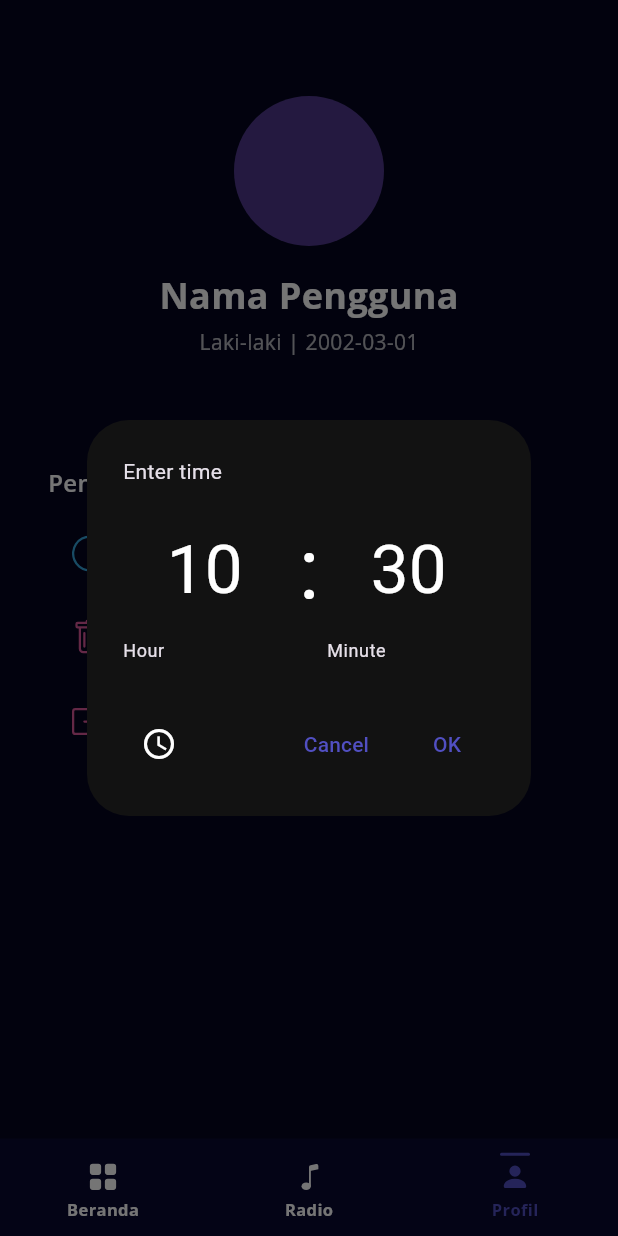
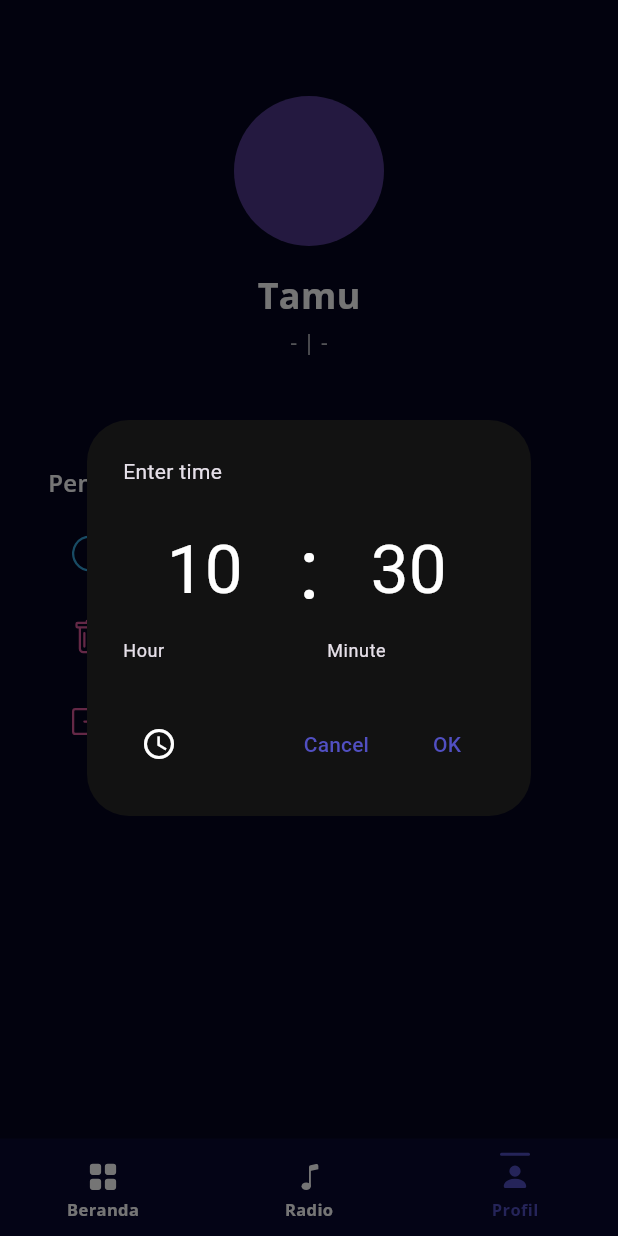
Before and after one commit to TURU-template/TURU-Flutter, a Flutter app: the MainScreen screen opened by its route, item 3 of the bottom bar chosen, after a tap on "Setel Pengingat Tidur", on a phone screen of 412 x 824 dp. Run offline on Flutter 3.47's test engine with Material 3 defaults, Android fonts, the light colour scheme and no system bars; our stand-ins replace audioplayers, bootstrap_icons, fl_chart, flutter_local_notifications, flutter_svg, google_fonts and 5 more; missing offline and left inert: bcrypt, dotenv, mysql_client; accounts and stored records are empty.

Commit message:
Profile page dan Session
Session sekarang menyimpan data pengguna dan profile page berubah sesuai user yang login

```diff
--- a/turu_mobile/lib/pages/beranda.dart
+++ b/turu_mobile/lib/pages/beranda.dart
@@ -4,6 +4,7 @@ import 'package:flutter_svg/flutter_svg.dart';
 import 'package:fl_chart/fl_chart.dart';
 import 'package:turu_mobile/pages/listview_history.dart';
 import '../main.dart'; // Assuming TuruColors is defined here
+import '../services/auth.dart';
 
 class BerandaPage extends StatefulWidget {
   final bool? initialSleeping;
@@ -42,7 +43,7 @@ class _BerandaPageState extends State<BerandaPage> {
     super.initState();
     isSleeping = widget.initialSleeping ?? false;
     sleepStartTime = widget.initialStartTime;
-
+    var userData = AuthService().getCurrentUser();
     if (isSleeping && sleepStartTime != null) {
       _startSleepTimer();
     }
--- a/turu_mobile/lib/pages/profil.dart
+++ b/turu_mobile/lib/pages/profil.dart
@@ -30,12 +30,39 @@ class _ProfilPageState extends State<ProfilPage> {
   String _countdownText = '';
   final NotificationService _notificationService = NotificationService();
 
+  // --- START PERBAIKAN ---
+  // Deklarasikan userData sebagai properti state agar dapat diakses di seluruh kelas
+  Map<String, dynamic>? _loggedInUserData; // Gunakan _ untuk konvensi private
+  // --- END PERBAIKAN ---
+
   @override
   void initState() {
     super.initState();
     _loadProfileImage();
     _loadReminderTime(); // Load reminder time on init
+    // --- START PERBAIKAN ---
+    // Panggil _loadUserData untuk mendapatkan data pengguna
+    _loadUserData();
+    // --- END PERBAIKAN ---
   }
+
+  // --- START PERBAIKAN ---
+  // Fungsi baru untuk memuat data pengguna dari AuthService
+  void _loadUserData() {
+    setState(() {
+      _loggedInUserData = AuthService().getCurrentUser();
+    });
+    // Opsional: Lakukan logging untuk memastikan data terbaca
+    if (_loggedInUserData != null) {
+      print('Data pengguna dimuat di ProfilPage: ${_loggedInUserData!['username']}');
+      _loggedInUserData!.forEach((key, value) { // Iterasi dan cetak setiap kunci-nilai
+      print('$key: $value (${value.runtimeType})');
+    });
+    } else {
+      print('Pengguna belum login atau data tidak tersedia saat ProfilPage dimuat.');
+    }
+  }
+  // --- END PERBAIKAN ---
 
   @override
   void dispose() {
@@ -198,8 +225,6 @@ class _ProfilPageState extends State<ProfilPage> {
     final prefs = await SharedPreferences.getInstance();
     await prefs.remove(_reminderPrefsKeyHour);
     await prefs.remove(_reminderPrefsKeyMinute);
-    // No need to cancel zonedSchedule notification anymore
-    // await _notificationService.cancelNotification(_reminderNotificationId);
     _countdownTimer?.cancel();
     setState(() {
       _reminderTime = null;
@@ -214,22 +239,20 @@ class _ProfilPageState extends State<ProfilPage> {
     final TimeOfDay? picked = await showTimePicker(
       context: context,
       initialTime: _reminderTime ?? TimeOfDay.now(),
-      // Ensure 24-hour format for the picker
-      initialEntryMode: TimePickerEntryMode.input, // Often helps enforce format
+      initialEntryMode: TimePickerEntryMode.input,
       builder: (context, child) {
         return MediaQuery(
           data: MediaQuery.of(context).copyWith(alwaysUse24HourFormat: true),
           child: Theme(
-            // Keep existing theme customization
             data: ThemeData.dark().copyWith(
               colorScheme: const ColorScheme.dark(
-                primary: TuruColors.indigo, // header background color
-                onPrimary: Colors.white, // header text color
-                onSurface: Colors.white, // body text color
+                primary: TuruColors.indigo,
+                onPrimary: Colors.white,
+                onSurface: Colors.white,
               ),
               textButtonTheme: TextButtonThemeData(
                 style: TextButton.styleFrom(
-                  foregroundColor: TuruColors.indigo, // button text color
+                  foregroundColor: TuruColors.indigo,
                 ),
               ),
             ),
@@ -244,14 +267,7 @@ class _ProfilPageState extends State<ProfilPage> {
         _reminderTime = picked;
       });
       await _saveReminderTime(picked);
-      // Don't use zonedSchedule here anymore. The timer will handle it.
-      // await _notificationService.scheduleDailyNotification(
-      //   id: _reminderNotificationId,
-      //   title: '😴 Waktunya Tidur!',
-      //   body: 'Sudah waktunya untuk istirahat. Selamat tidur!',
-      //   scheduledTime: picked,
-      // );
-      _startCountdown(); // Start/Restart countdown timer which will trigger the notification
+      _startCountdown();
       ScaffoldMessenger.of(context).showSnackBar(
         SnackBar(
           content: Text(
@@ -263,22 +279,21 @@ class _ProfilPageState extends State<ProfilPage> {
   }
 
   void _startCountdown() {
-    print("Attempting to start countdown..."); // Log start
-    _countdownTimer?.cancel(); // Cancel any existing timer
+    print("Attempting to start countdown...");
+    _countdownTimer?.cancel();
     if (_reminderTime == null) {
-      print("Countdown not started: _reminderTime is null."); // Log reason
+      print("Countdown not started: _reminderTime is null.");
       return;
     }
 
-    print("Calling initial _updateCountdown()..."); // Log initial update
-    _updateCountdown(); // Initial update
+    print("Calling initial _updateCountdown()...");
+    _updateCountdown();
 
-    print("Starting Timer.periodic..."); // Log timer start
+    print("Starting Timer.periodic...");
     _countdownTimer = Timer.periodic(const Duration(seconds: 1), (timer) {
-      // print("Timer tick - calling _updateCountdown()"); // Log tick (can be verbose)
       _updateCountdown();
     });
-    print("Countdown timer started successfully."); // Log success
+    print("Countdown timer started successfully.");
   }
 
   void _updateCountdown() {
@@ -297,7 +312,7 @@ class _ProfilPageState extends State<ProfilPage> {
       now.day,
       _reminderTime!.hour,
       _reminderTime!.minute,
-      0, // Seconds set to 0
+      0,
     );
 
     if (scheduledDateTime.isBefore(now)) {
@@ -306,21 +321,17 @@ class _ProfilPageState extends State<ProfilPage> {
 
     final Duration remaining = scheduledDateTime.difference(now);
 
-    // Check if the timer has reached zero and is still active
     if (remaining.inSeconds <= 0 && (_countdownTimer?.isActive ?? false)) {
       print("Countdown finished. Triggering notification...");
-      _countdownTimer?.cancel(); // Stop the current timer
+      _countdownTimer?.cancel();
 
-      // Show the notification immediately
       _notificationService.showImmediateNotification(
-        id: _reminderNotificationId, // Use the reminder ID
+        id: _reminderNotificationId,
         title: '😴 Waktunya Tidur!',
         body: 'Sudah waktunya untuk istirahat. Selamat tidur!',
         payload: 'Sleep Reminder Triggered',
       );
 
-      // Restart the countdown for the next day immediately
-      // Use a short delay to ensure state updates settle if needed, though likely not required
       Future.delayed(const Duration(milliseconds: 100), () {
         if (mounted) {
           print("Restarting countdown for the next day...");
@@ -328,12 +339,10 @@ class _ProfilPageState extends State<ProfilPage> {
         }
       });
     } else if (mounted) {
-      // Update the countdown text if timer is still running
       setState(() {
         _countdownText = _formatDuration(remaining);
       });
     } else {
-      // Widget is disposed, cancel timer
       print("Countdown update skipped: widget not mounted.");
       _countdownTimer?.cancel();
     }
@@ -357,10 +366,24 @@ class _ProfilPageState extends State<ProfilPage> {
     }
   }
 
-  // --- End Reminder Functions ---
-
   @override
   Widget build(BuildContext context) {
+    // --- START PERBAIKAN ---
+    // Ambil data pengguna di sini sebelum digunakan di UI
+    // Pastikan _loggedInUserData tidak null sebelum mengakses propertinya
+    final String username = _loggedInUserData?['username'] ?? 'Tamu';
+    final String? rawGender = _loggedInUserData?['jk'] ?? '-';
+    String gender;
+    if (rawGender == 'L') {
+    gender = 'Laki-laki';
+    } else if (rawGender == 'P') {
+    gender = 'Perempuan';
+    } else {
+    gender = '-';
+    }
+    final String birthDate = _loggedInUserData?['tanggalLahir'] ?? '-';
+    // --- END PERBAIKAN ---
+
     return SingleChildScrollView(
       padding: const EdgeInsets.symmetric(horizontal: 32),
       child: Column(
@@ -370,8 +393,7 @@ class _ProfilPageState extends State<ProfilPage> {
             onTap: () {
               Navigator.pushNamed(context, '/profile_details');
             },
-            child:
-                _profileImage != null
+            child: _profileImage != null
                 ? CircleAvatar(
                     radius: 50,
                     backgroundImage: FileImage(_profileImage!),
@@ -384,21 +406,21 @@ class _ProfilPageState extends State<ProfilPage> {
                   ),
           ),
           const SizedBox(height: 16),
-          const Center(
+          Center( // Hapus const di sini karena ada nilai variabel
             child: Column(
               children: [
                 Text(
-                  'Nama Pengguna',
-                  style: TextStyle(
+                  username, // Gunakan variabel username yang sudah diperiksa null
+                  style: const TextStyle(
                     fontSize: 24,
                     fontWeight: FontWeight.bold,
                     color: Colors.white,
                   ),
                 ),
-                SizedBox(height: 4),
+                const SizedBox(height: 4),
                 Text(
-                  'Laki-laki | 2002-03-01',
-                  style: TextStyle(color: Colors.white70),
+                  '$gender | $birthDate', // Gunakan variabel gender dan birthDate
+                  style: const TextStyle(color: Colors.white70),
                 ),
               ],
             ),
@@ -416,16 +438,12 @@ class _ProfilPageState extends State<ProfilPage> {
             ),
           ),
           const SizedBox(height: 8),
-          // --- Sleep Reminder Section ---
-          _buildReminderSection(), // Add the reminder UI
-          // --- Test Notification Button Removed ---
-          // --- End Sleep Reminder Section ---
+          _buildReminderSection(),
           _settingItem(
             icon: BootstrapIcons.trash,
             label: 'Hapus Rekaman Tidur',
             color: TuruColors.pink,
-            onTap:
-                () => _showConfirmationDialog(
+            onTap: () => _showConfirmationDialog(
               context: context,
               title: "Yakin Hapus Data Tidur?",
               description:
@@ -441,8 +459,7 @@ class _ProfilPageState extends State<ProfilPage> {
             icon: BootstrapIcons.box_arrow_right,
             label: 'Keluar Akun',
             color: TuruColors.pink,
-            onTap:
-                () => _showConfirmationDialog(
+            onTap: () => _showConfirmationDialog(
               context: context,
               title: "Yakin Log Out Akun?",
               description:
@@ -458,22 +475,19 @@ class _ProfilPageState extends State<ProfilPage> {
   // Builds the UI section for the sleep reminder
   Widget _buildReminderSection() {
     if (_reminderTime == null) {
-      // Show button to set reminder
       return _settingItem(
-        icon: BootstrapIcons.clock_history, // Or BootstrapIcons.alarm
+        icon: BootstrapIcons.clock_history,
         label: 'Setel Pengingat Tidur',
-        color: TuruColors.blue, // Use a distinct color
+        color: TuruColors.blue,
         onTap: () => _selectTime(context),
       );
     } else {
-      // Show reminder details and delete button
-      // Manually format time for display to ensure 24-hour format
       final String formattedTime =
           '${_reminderTime!.hour.toString().padLeft(2, '0')}:${_reminderTime!.minute.toString().padLeft(2, '0')}';
       return ListTile(
         leading: const Icon(BootstrapIcons.clock_fill, color: TuruColors.blue),
         title: Text(
-          'Pengingat Tidur: $formattedTime', // Use manually formatted time
+          'Pengingat Tidur: $formattedTime',
           style: const TextStyle(color: Colors.white),
         ),
         subtitle: Text(
@@ -485,7 +499,7 @@ class _ProfilPageState extends State<ProfilPage> {
           tooltip: 'Hapus Pengingat',
           onPressed: _clearReminderTime,
         ),
-        onTap: () => _selectTime(context), // Allow tapping to change time
+        onTap: () => _selectTime(context),
       );
     }
   }
--- a/turu_mobile/lib/services/auth.dart
+++ b/turu_mobile/lib/services/auth.dart
@@ -138,7 +138,7 @@ class AuthService {
 
   Future<void> setLoggedIn(Map<String, dynamic> userData) async {
     _isUserLoggedIn = true;
-    final rawUser = userData['user'];
+    final rawUser = userData;
 
     if (rawUser is Map<String, dynamic>) {
       final userMap = Map<String, dynamic>.from(rawUser);
```
Also changed, not shown: 9 other files. Lines whose indentation alone changed are shown as unchanged.
